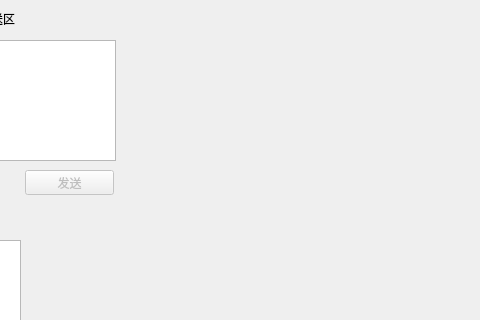
LIGHT1213/RobotMasterComputer, file UserUI/RobotUI.ui: the form before one commit; both pictures show x 385 to 865 and y 0 to 320 of the 1024 by 768 pixel window.
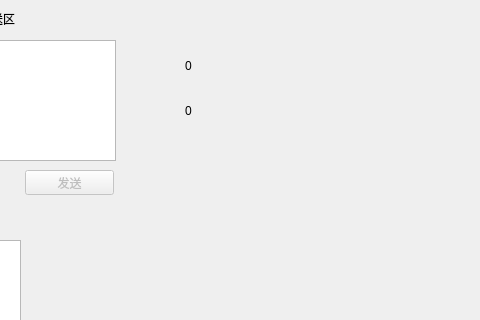
The form after the commit.

The edit to the form file:
```diff
--- a/UserUI/RobotUI.ui
+++ b/UserUI/RobotUI.ui
@@ -176,6 +176,32 @@
     </rect>
    </property>
   </widget>
+  <widget class="QLabel" name="ContorArea">
+   <property name="geometry">
+    <rect>
+     <x>570</x>
+     <y>50</y>
+     <width>81</width>
+     <height>31</height>
+    </rect>
+   </property>
+   <property name="text">
+    <string>0</string>
+   </property>
+  </widget>
+  <widget class="QLabel" name="ContorLength">
+   <property name="geometry">
+    <rect>
+     <x>570</x>
+     <y>100</y>
+     <width>111</width>
+     <height>21</height>
+    </rect>
+   </property>
+   <property name="text">
+    <string>0</string>
+   </property>
+  </widget>
  </widget>
  <resources/>
  <connections/>
```
